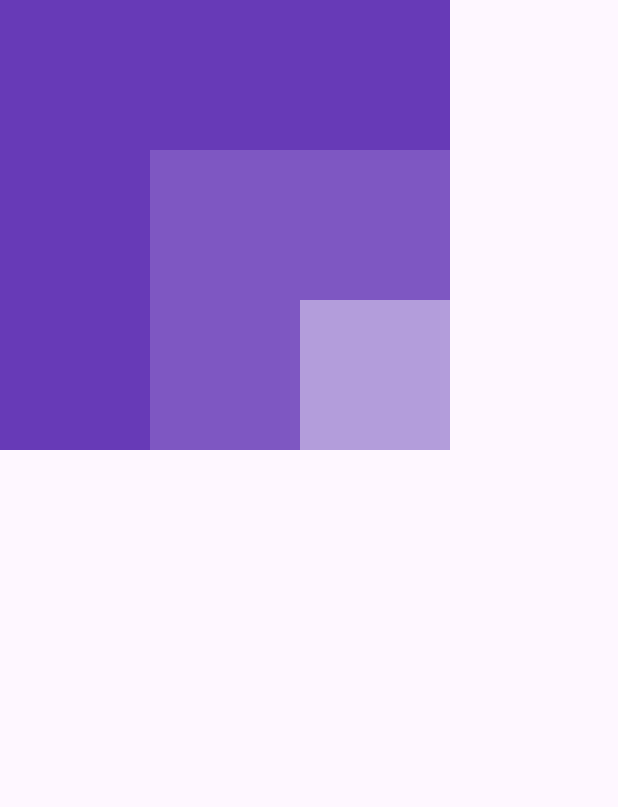
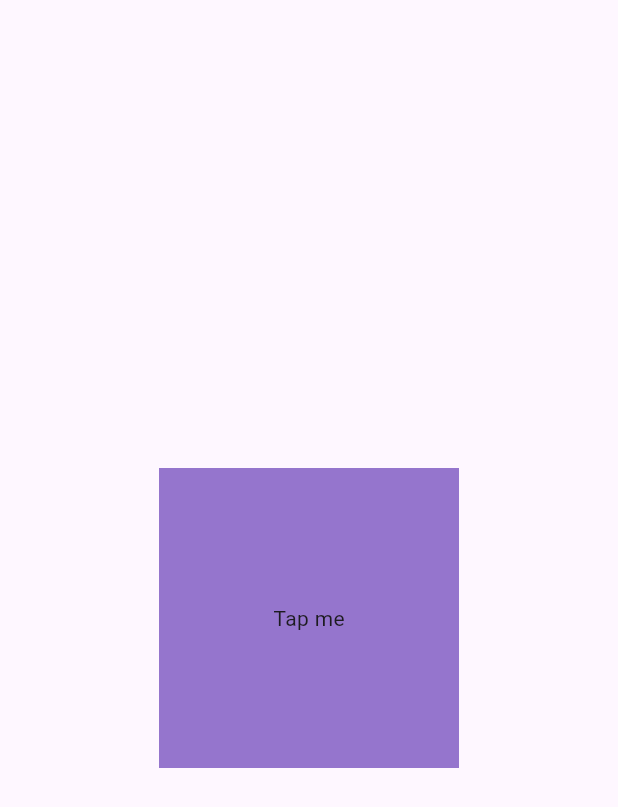
Before and after one commit to Neo42/flutter_refresher, a Flutter app: the screen it shows after launch, on a phone screen of 412 x 824 dp. Shown: the top 807 px of the screen. Run offline on Flutter 3.47's test engine with Material 3 defaults, Android fonts, the phone set to English and light mode, and no system bars.

Commit message:
feat: ✨ add GestureDetector

```diff
--- a/lib/main.dart
+++ b/lib/main.dart
@@ -1,4 +1,5 @@
 import 'package:flutter/material.dart';
+import 'dart:developer';
 
 void main() {
   runApp(MyApp());
@@ -11,28 +12,24 @@ class MyApp extends StatelessWidget {
 
   @override
   Widget build(BuildContext context) {
+    void userTapped() {
+      // do something
+      log("User tapped");
+    }
+
     return MaterialApp(
       debugShowCheckedModeBanner: false,
       home: Scaffold(
-        body: Stack(
-          alignment: Alignment.bottomRight,
-          children: [
-            Container(
-              height: 300,
-              width: 300,
-              color: Colors.deepPurple,
-            ),
-            Container(
+        body: Center(
+          child: GestureDetector(
+            onTap: userTapped,
+            child: Container(
               height: 200,
               width: 200,
-              color: Colors.deepPurple[400],
+              color: Colors.deepPurple[300],
+              child: Center(child: Text("Tap me")),
             ),
-            Container(
-              height: 100,
-              width: 100,
-              color: Colors.deepPurple[200],
-            )
-          ],
+          ),
         ),
       ),
     );
```
